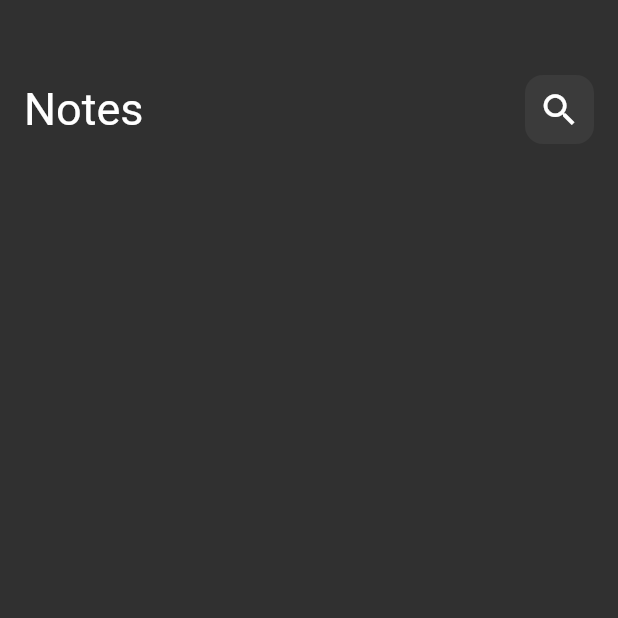
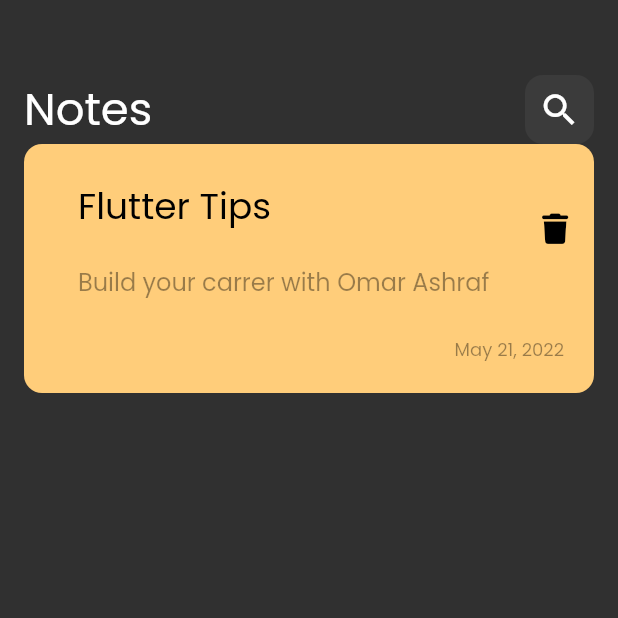
Before and after one commit to OmarAlex00/NoteApp, a Flutter app: the screen it shows after launch, on a phone screen of 412 x 824 dp, the top half of it. Run offline on Flutter 3.47's test engine with Material 2 defaults, Android fonts, the phone set to English and light mode, and no system bars; our stand-ins replace font_awesome_flutter.

Commit message:
Adding poppins font , font awesome and cards UI

```diff
--- a/lib/main.dart
+++ b/lib/main.dart
@@ -14,6 +14,7 @@ class NoteApp extends StatelessWidget {
       debugShowCheckedModeBanner: false,
       theme: ThemeData(
         brightness: Brightness.dark,
+        fontFamily: 'Poppins',
       ),
       home: const NotesView(),
     );
--- a/lib/views/notes_view.dart
+++ b/lib/views/notes_view.dart
@@ -1,5 +1,6 @@
 import 'package:flutter/material.dart';
 import 'package:note_app/views/widgets/CustomAppBar.dart';
+import 'package:note_app/views/widgets/NoteCard.dart';
 
 class NotesView extends StatelessWidget {
   const NotesView({super.key});
@@ -13,6 +14,7 @@ class NotesView extends StatelessWidget {
           children: [
             SizedBox(height: 50),
             CustomAppBar(),
+            NoteCard(),
           ],
         ),
       ),
--- /dev/null
+++ b/lib/views/widgets/NoteCard.dart
@@ -0,0 +1,50 @@
+import 'package:flutter/material.dart';
+import 'package:font_awesome_flutter/font_awesome_flutter.dart';
+
+class NoteCard extends StatelessWidget {
+  const NoteCard({super.key});
+
+  @override
+  Widget build(BuildContext context) {
+    return Container(
+      padding: const EdgeInsets.only(top: 20, left: 20, bottom: 20),
+      decoration: BoxDecoration(
+          color: Color(0xffFFCD7A), borderRadius: BorderRadius.circular(12)),
+      child: Column(
+        crossAxisAlignment: CrossAxisAlignment.end,
+        children: [
+          ListTile(
+            title: const Text(
+              'Flutter Tips',
+              style: TextStyle(color: Colors.black, fontSize: 24),
+            ),
+            subtitle: Padding(
+              padding: const EdgeInsets.symmetric(vertical: 20),
+              child: Text(
+                'Build your carrer with Omar Ashraf',
+                style: TextStyle(
+                    color: Colors.black.withOpacity(.4), fontSize: 16),
+              ),
+            ),
+            trailing: const Padding(
+              padding: EdgeInsets.only(top: 10),
+              child: Icon(
+                FontAwesomeIcons.trash,
+                size: 20,
+              ),
+            ),
+            iconColor: Colors.black,
+          ),
+          Padding(
+            padding: const EdgeInsets.only(right: 20),
+            child: Text(
+              'May 21, 2022',
+              style:
+                  TextStyle(color: Colors.black.withOpacity(.4), fontSize: 12),
+            ),
+          )
+        ],
+      ),
+    );
+  }
+}
```
Also changed, not shown: pubspec.yaml (+8 -15 lines), assets/fonts/Poppins-Regular.ttf (added), pubspec.lock.
